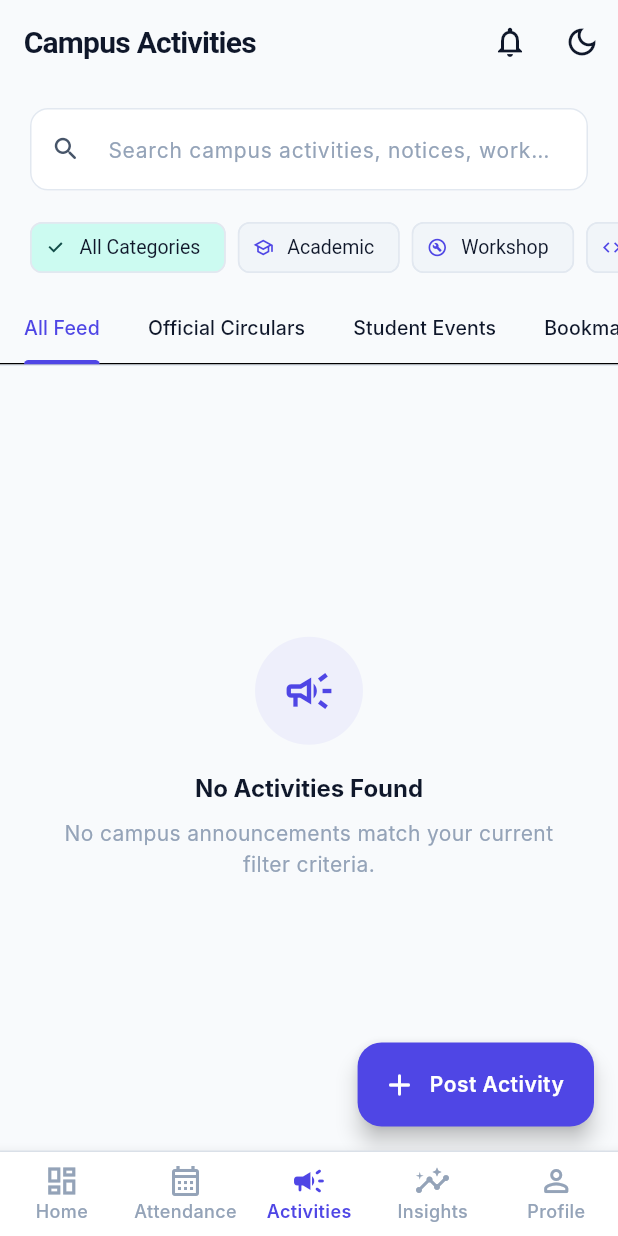
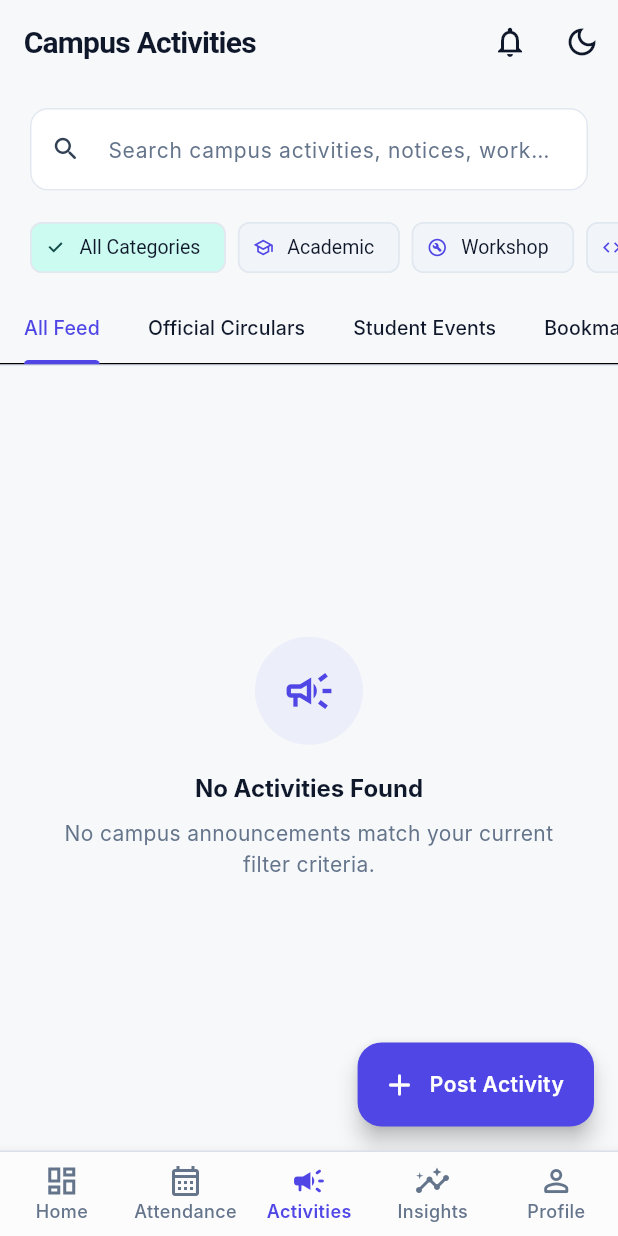
Before and after one commit to Bajpai-Mayank/Presenza-SIH25011, a Flutter app: the screen it shows once a user with an empty profile is signed in, item 3 of the bottom bar chosen, on a phone screen of 412 x 824 dp. Run offline on Flutter 3.47's test engine with Material 3 defaults, Android fonts, the phone set to English and light mode, and no system bars; our stand-ins replace cloud_firestore, firebase_auth, firebase_core, firebase_messaging, flutter_animate, flutter_dotenv and 11 more; missing offline and left inert: mobile_scanner; accounts and stored records are empty; network calls fail; Roboto replaces fonts that are missing (Inter).

Commit message:
Update firestore rules version header and refine light/dark mode eye-comfort cream white palette with high contrast typography

```diff
--- a/lib/config/theme/app_colors.dart
+++ b/lib/config/theme/app_colors.dart
@@ -23,12 +23,13 @@ class AppColors {
   static const Color secondaryContainer = Color(0xFFCCFBF1);
   static const Color secondaryContainerDark = Color(0xFF134E4A);
 
-  // ── Light Surfaces ───────────────────────────────────────────────
-  static const Color backgroundLight = Color(0xFFF8FAFC); // Slate 50
-  static const Color surfaceLight = Color(0xFFFFFFFF);    // Pure White
-  static const Color cardLight = Color(0xFFFFFFFF);       // White card
-  static const Color cardBorderLight = Color(0xFFE2E8F0); // Slate 200
-  static const Color elevatedLight = Color(0xFFF1F5F9);   // Slate 100
+  // ── Light Surfaces (Eye-Comfort Cream Off-White & Crisp Clean Cards) ──
+  static const Color backgroundLight = Color(0xFFF6F8FA); // Soothing Warm Cream-Slate
+  static const Color surfaceLight = Color(0xFFFCFCFD);    // Soft Cream White
+  static const Color cardLight = Color(0xFFFFFFFF);       // Clean Crisp White Card
+  static const Color cardBorderLight = Color(0xFFE2E8F0); // Slate 200 Border
+  static const Color elevatedLight = Color(0xFFEEF2F6);   // Soft Elevated Container
+  static const Color creamWhite = Color(0xFFFAF9F6);      // Warm Cream White
 
   // ── Dark Surfaces (Deep Navy / Charcoal, Never Pure Black) ───────
   static const Color backgroundDark = Color(0xFF0B1120); // Deep Navy Midnight
@@ -38,11 +39,11 @@ class AppColors {
   static const Color elevatedDark = Color(0xFF243248);   // Elevated Slate
 
   // ── Typography Colors ─────────────────────────────────────────────
-  static const Color textPrimaryLight = Color(0xFF0F172A);   // Deep Navy / Slate 900
-  static const Color textSecondaryLight = Color(0xFF475569); // Slate 600
-  static const Color textMutedLight = Color(0xFF94A3B8);     // Slate 400
+  static const Color textPrimaryLight = Color(0xFF0F172A);   // Deep Slate Navy 900 (High Contrast)
+  static const Color textSecondaryLight = Color(0xFF334155); // Slate 700 (Clean, Readable)
+  static const Color textMutedLight = Color(0xFF64748B);     // Slate 500 (Legible Muted)
 
-  static const Color textPrimaryDark = Color(0xFFF8FAFC);   // Slate 50
+  static const Color textPrimaryDark = Color(0xFFF8FAFC);   // Slate 50 (Crisp Warm White)
   static const Color textSecondaryDark = Color(0xFF94A3B8); // Slate 400
   static const Color textMutedDark = Color(0xFF64748B);     // Slate 500
 
```
Also changed, not shown: lib/features/admin/tabs/admin_circulars_tab.dart (+16 -5 lines), lib/features/student/tabs/student_activities_tab.dart (+19 -5 lines), lib/features/student/tabs/student_home_tab.dart (+20 -6 lines), lib/features/teacher/tabs/teacher_activities_tab.dart (+36 -11 lines), 1 other file.
